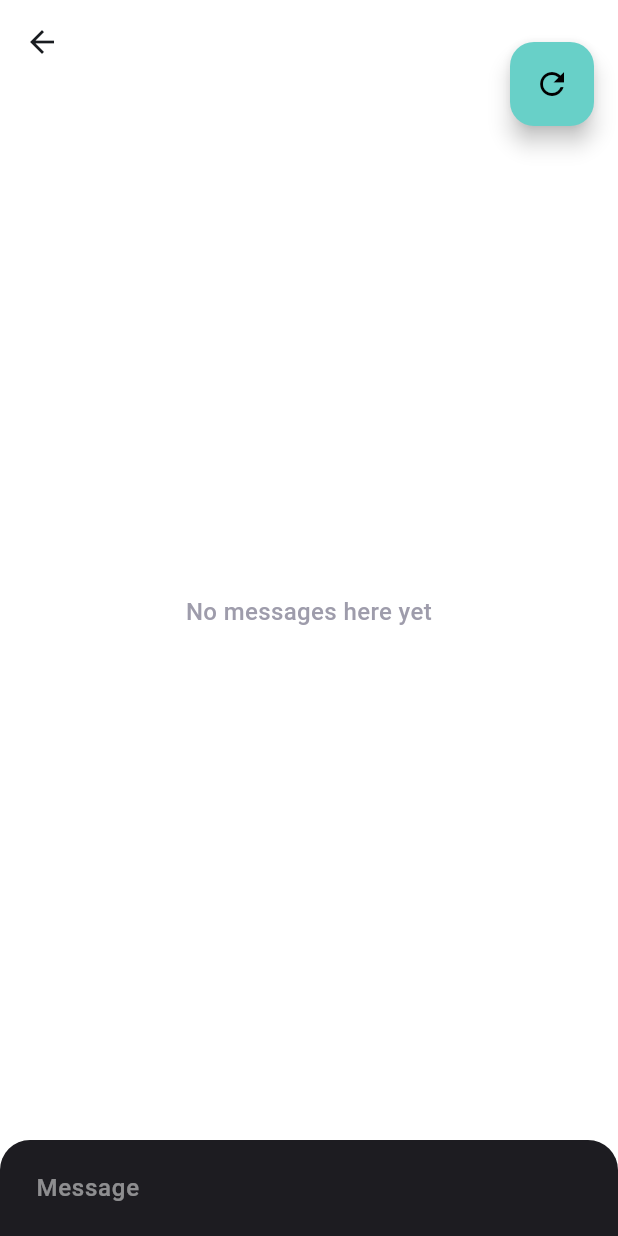
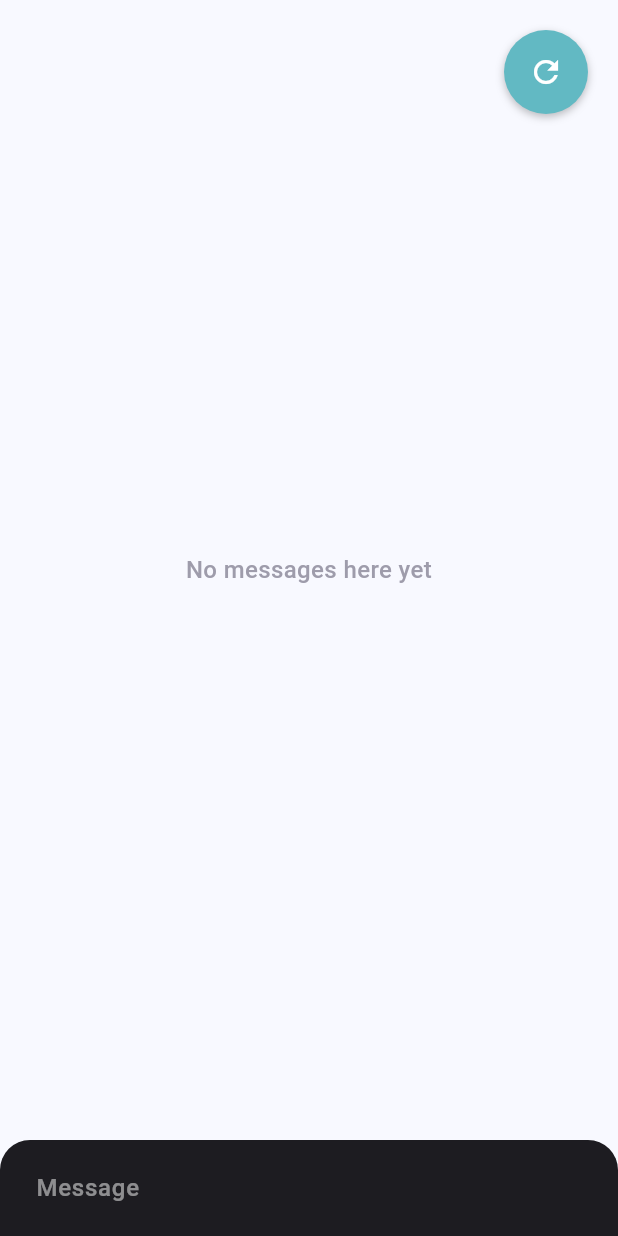
Before and after one commit to yamamomo2022/balance_ai_agent, a Flutter app: the ChatRoomPage screen opened directly, after a tap on the "refresh" icon, on a phone screen of 412 x 824 dp. Run offline on Flutter 3.47's test engine with Material 3 defaults, Android fonts, the phone set to English and light mode, and no system bars; our stand-ins replace dio, firebase_auth, firebase_core, flutter_chat_types, flutter_chat_ui, flutter_dotenv and 2 more; accounts and stored records are empty; generated files the repository leaves out were written again.

Commit message:
feat: add reset conversation functionality and enhance chat UI
- Implemented a new method to clear conversation history and reload initial data.
- Updated the chat UI to include a floating action button for resetting the conversation.
- Adjusted the chat theme to have a transparent background.

```diff
--- a/lib/pages/chat_room_page.dart
+++ b/lib/pages/chat_room_page.dart
@@ -94,26 +94,55 @@ class ChatRoomPageState extends State<ChatRoomPage> {
     _addMessage(agentMessage);
   }
 
+  /// 会話履歴をクリアして初期データを再ロードします
+  void _handleResetConversation() {
+    setState(() {
+      _messages.clear();
+    });
+    _initializeData();
+  }
+
   @override
   Widget build(BuildContext context) => Scaffold(
-        appBar: AppBar(backgroundColor: Colors.white),
-        body: Chat(
-          user: _user,
-          messages: _messages,
-          onSendPressed: _handleSendPressed,
-          theme: const DefaultChatTheme(backgroundColor: Colors.white),
-        ),
-        floatingActionButton: FloatingActionButton(
-          onPressed: () {
-            setState(() {
-              _messages.clear();
-              _initializeData();
-            });
-          },
-          backgroundColor: Color.fromARGB(255, 104, 208, 200),
-          child: const Icon(Icons.refresh, color: Colors.black),
-        ),
-        floatingActionButtonLocation: FloatingActionButtonLocation.endTop,
-        floatingActionButtonAnimator: FloatingActionButtonAnimator.scaling,
+        body: Stack(children: [
+          Chat(
+            user: _user,
+            messages: _messages,
+            onSendPressed: _handleSendPressed,
+            theme: const DefaultChatTheme(backgroundColor: Colors.transparent),
+          ),
+          Positioned(
+              top: 20.0, // 上からの距離
+              right: 20.0, // 右からの距離
+              child: Material(
+                color: Colors.transparent,
+                child: InkWell(
+                  onTap: _handleResetConversation,
+                  borderRadius: BorderRadius.circular(30.0),
+                  child: Container(
+                    width: 56.0,
+                    height: 56.0,
+                    decoration: const BoxDecoration(
+                      color: Color.fromARGB(255, 98, 185, 195), // テーマカラー
+                      shape: BoxShape.circle,
+                      boxShadow: [
+                        BoxShadow(
+                          color: Colors.black26,
+                          blurRadius: 4.0,
+                          offset: Offset(0, 2),
+                        ),
+                      ],
+                    ),
+                    child: const Center(
+                      child: Icon(
+                        Icons.refresh,
+                        color: Colors.white,
+                        size: 24.0,
+                      ),
+                    ),
+                  ),
+                ),
+              )),
+        ]),
       );
 }
```
